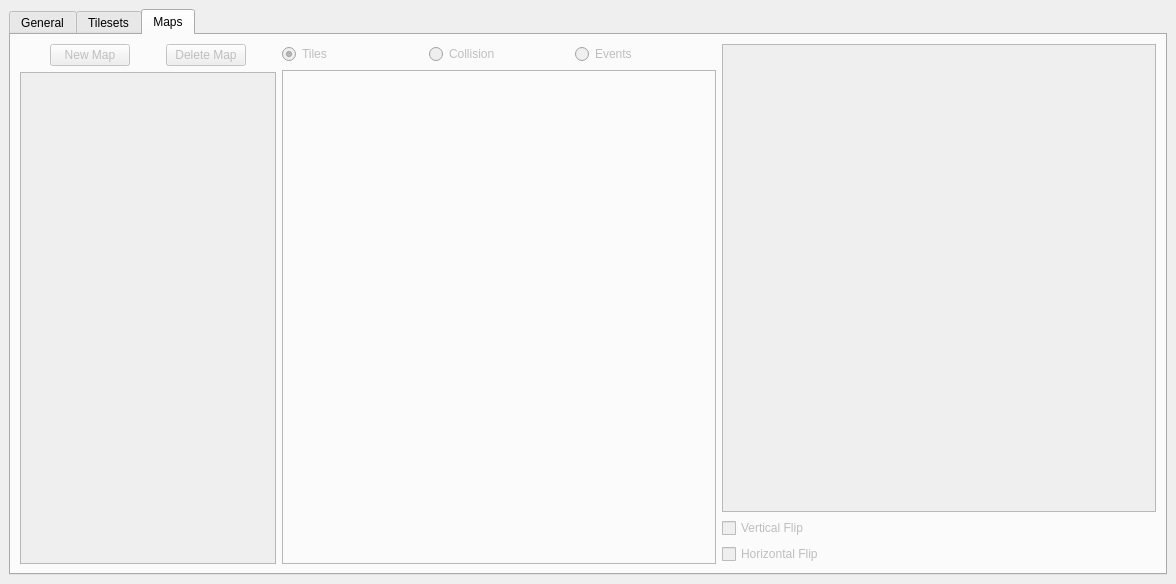
This is main.ui in rsgrava/lumiedit as Qt 5 draws it before an edit. The edited form follows.
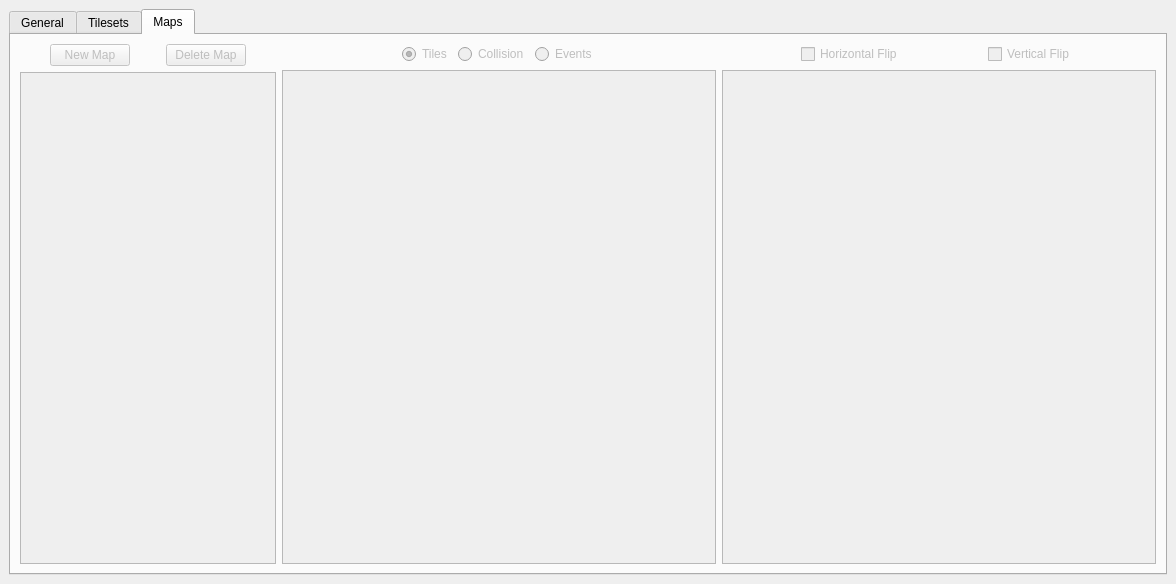
This is the edited form. Custom widgets are drawn as their Qt base class.

The edit to the form file:
```diff
--- a/main.ui
+++ b/main.ui
@@ -46,6 +46,13 @@
         <string>General</string>
        </attribute>
        <layout class="QGridLayout" name="gridLayout_2">
+        <item row="2" column="2">
+         <widget class="QPushButton" name="save_project_btn">
+          <property name="text">
+           <string>Save Project</string>
+          </property>
+         </widget>
+        </item>
         <item row="3" column="1">
          <spacer name="verticalSpacer">
           <property name="orientation">
@@ -62,20 +69,6 @@
           </property>
          </spacer>
         </item>
-        <item row="2" column="1">
-         <widget class="QPushButton" name="load_project_btn">
-          <property name="text">
-           <string>Load Project</string>
-          </property>
-         </widget>
-        </item>
-        <item row="2" column="2">
-         <widget class="QPushButton" name="save_project_btn">
-          <property name="text">
-           <string>Save Project</string>
-          </property>
-         </widget>
-        </item>
         <item row="0" column="0">
          <widget class="QLabel" name="proj_name_label">
           <property name="sizePolicy">
@@ -89,6 +82,13 @@
           </property>
          </widget>
         </item>
+        <item row="2" column="1">
+         <widget class="QPushButton" name="load_project_btn">
+          <property name="text">
+           <string>Load Project</string>
+          </property>
+         </widget>
+        </item>
         <item row="2" column="0">
          <widget class="QPushButton" name="new_project_btn">
           <property name="sizePolicy">
@@ -766,6 +766,19 @@
             <property name="topMargin">
              <number>0</number>
             </property>
+            <item>
+             <spacer name="horizontalSpacer_4">
+              <property name="orientation">
+               <enum>Qt::Horizontal</enum>
+              </property>
+              <property name="sizeHint" stdset="0">
+               <size>
+                <width>40</width>
+                <height>20</height>
+               </size>
+              </property>
+             </spacer>
+            </item>
             <item>
              <widget class="QRadioButton" name="tiles_btn">
               <property name="text">
@@ -799,27 +812,28 @@
               </attribute>
              </widget>
             </item>
+            <item>
+             <spacer name="horizontalSpacer_6">
+              <property name="orientation">
+               <enum>Qt::Horizontal</enum>
+              </property>
+              <property name="sizeHint" stdset="0">
+               <size>
+                <width>40</width>
+                <height>20</height>
+               </size>
+              </property>
+             </spacer>
+            </item>
            </layout>
           </item>
           <item>
-           <widget class="QFrame" name="frame">
-            <property name="sizePolicy">
-             <sizepolicy hsizetype="Expanding" vsizetype="Expanding">
-              <horstretch>0</horstretch>
-              <verstretch>0</verstretch>
-             </sizepolicy>
+           <widget class="QGraphicsView" name="map_editor">
+            <property name="mouseTracking">
+             <bool>true</bool>
             </property>
-            <property name="minimumSize">
-             <size>
-              <width>400</width>
-              <height>0</height>
-             </size>
-            </property>
-            <property name="frameShape">
-             <enum>QFrame::StyledPanel</enum>
-            </property>
-            <property name="frameShadow">
-             <enum>QFrame::Raised</enum>
+            <property name="alignment">
+             <set>Qt::AlignLeading|Qt::AlignLeft|Qt::AlignTop</set>
             </property>
            </widget>
           </item>
@@ -830,6 +844,39 @@
           <property name="leftMargin">
            <number>0</number>
           </property>
+          <item>
+           <layout class="QHBoxLayout" name="horizontalLayout_10">
+            <property name="topMargin">
+             <number>0</number>
+            </property>
+            <item>
+             <widget class="QCheckBox" name="hflip_box">
+              <property name="sizePolicy">
+               <sizepolicy hsizetype="Fixed" vsizetype="Fixed">
+                <horstretch>0</horstretch>
+                <verstretch>0</verstretch>
+               </sizepolicy>
+              </property>
+              <property name="text">
+               <string>Horizontal Flip</string>
+              </property>
+             </widget>
+            </item>
+            <item>
+             <widget class="QCheckBox" name="vflip_box">
+              <property name="sizePolicy">
+               <sizepolicy hsizetype="Fixed" vsizetype="Fixed">
+                <horstretch>0</horstretch>
+                <verstretch>0</verstretch>
+               </sizepolicy>
+              </property>
+              <property name="text">
+               <string>Vertical Flip</string>
+              </property>
+             </widget>
+            </item>
+           </layout>
+          </item>
           <item>
            <widget class="QGraphicsView" name="tile_select_view">
             <property name="maximumSize">
@@ -838,19 +885,8 @@
               <height>16777215</height>
              </size>
             </property>
-           </widget>
-          </item>
-          <item>
-           <widget class="QCheckBox" name="vflip_box">
-            <property name="text">
-             <string>Vertical Flip</string>
-            </property>
-           </widget>
-          </item>
-          <item>
-           <widget class="QCheckBox" name="hflip_box">
-            <property name="text">
-             <string>Horizontal Flip</string>
+            <property name="alignment">
+             <set>Qt::AlignLeading|Qt::AlignLeft|Qt::AlignTop</set>
             </property>
            </widget>
           </item>
```
